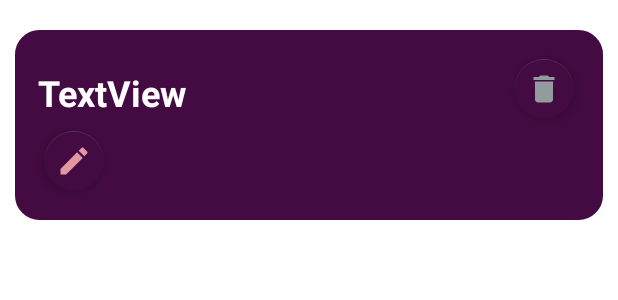
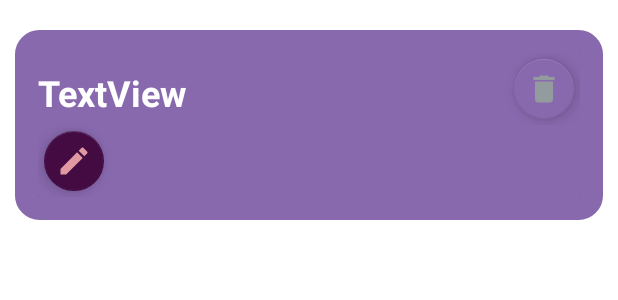
Before and after one commit to ade3l/To-do-app, an Android app: the layout row.xml on its own in the app's theme, with its tools: preview values and no code run, on a phone screen of 412 x 824 dp. Shown: the top 300 px of the screen. Run offline under Robolectric (Android 15) with nearby library versions, the phone set to English and light mode, and no system bars.

Commit message:
final touches and done

```diff
--- a/app/src/main/res/drawable/layout_bg.xml
+++ b/app/src/main/res/drawable/layout_bg.xml
@@ -1,6 +1,6 @@
 <?xml version="1.0" encoding="UTF-8"?>
 <shape xmlns:android="http://schemas.android.com/apk/res/android">
-    <solid android:color="@color/purple_500"/>
+    <solid android:color="@color/purple_dark"/>
     <stroke android:width="2dp" android:color="#8869AE" />
     <corners android:radius="15dp"/>
     <padding android:left="0dp" android:top="0dp" android:right="0dp" android:bottom="0dp" />
--- a/app/src/main/res/layout/row.xml
+++ b/app/src/main/res/layout/row.xml
@@ -10,7 +10,7 @@
     android:layout_marginRight="10dp"
     android:layout_marginBottom="0dp"
     android:background="@drawable/layout_bg"
-    android:backgroundTint="#430B42"
+    android:backgroundTint="@color/purple_dark"
     android:backgroundTintMode="src_in"
     android:padding="15dp"
     android:paddingLeft="10dp"
@@ -21,7 +21,7 @@
     <androidx.cardview.widget.CardView
         android:layout_width="match_parent"
         android:layout_height="wrap_content"
-        app:cardBackgroundColor="#430B42"
+        app:cardBackgroundColor="@color/purple_dark"
         app:layout_constraintBottom_toBottomOf="parent"
         app:layout_constraintEnd_toEndOf="parent"
         app:layout_constraintStart_toStartOf="parent"
@@ -77,7 +77,7 @@
                 android:layout_width="wrap_content"
                 android:layout_height="wrap_content"
                 android:clickable="true"
-                app:backgroundTint="@color/purple_dark"
+                app:backgroundTint="@color/purple_500"
                 app:fabSize="mini"
                 app:rippleColor="@color/white"
                 app:srcCompat="@drawable/edit"
--- a/app/src/main/res/values/colors.xml
+++ b/app/src/main/res/values/colors.xml
@@ -2,7 +2,7 @@
 <resources>
     <color name="purple_200">#FFBB86FC</color>
     <color name="purple_500">#430B42</color>
-    <color name="purple_dark">#430B42</color>
+    <color name="purple_dark">#8869AE</color>
     <color name="purple_700"></color>
     <color name="teal_200">#E298A3</color>
     <color name="teal_700">#FF018786</color>
```
